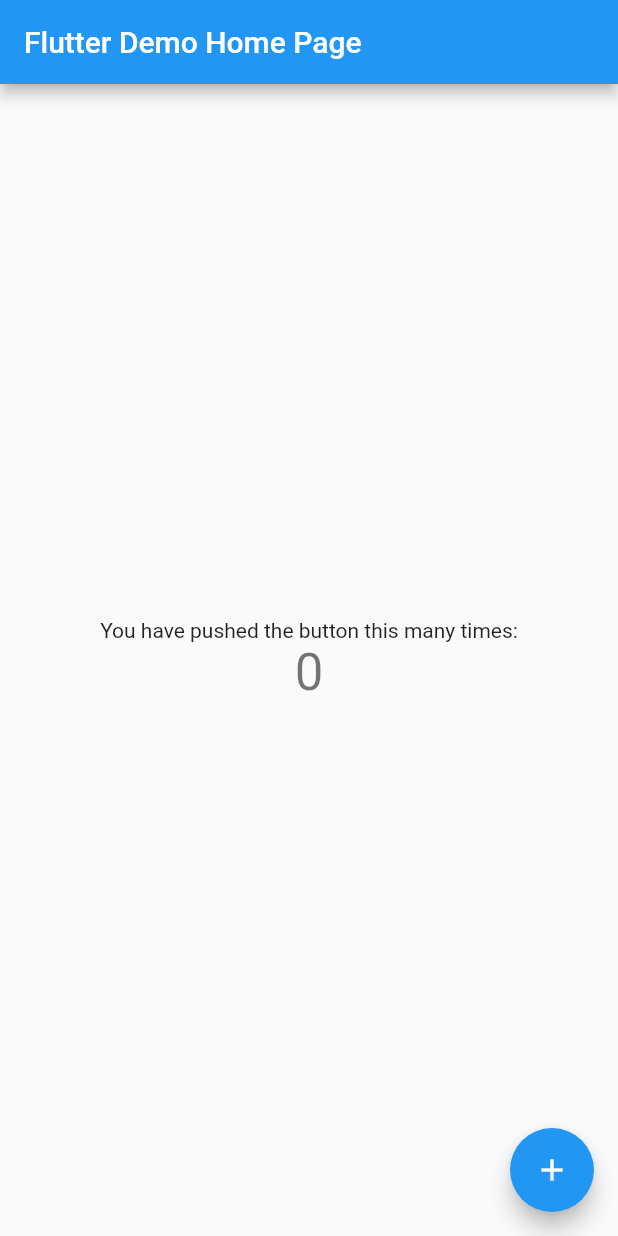
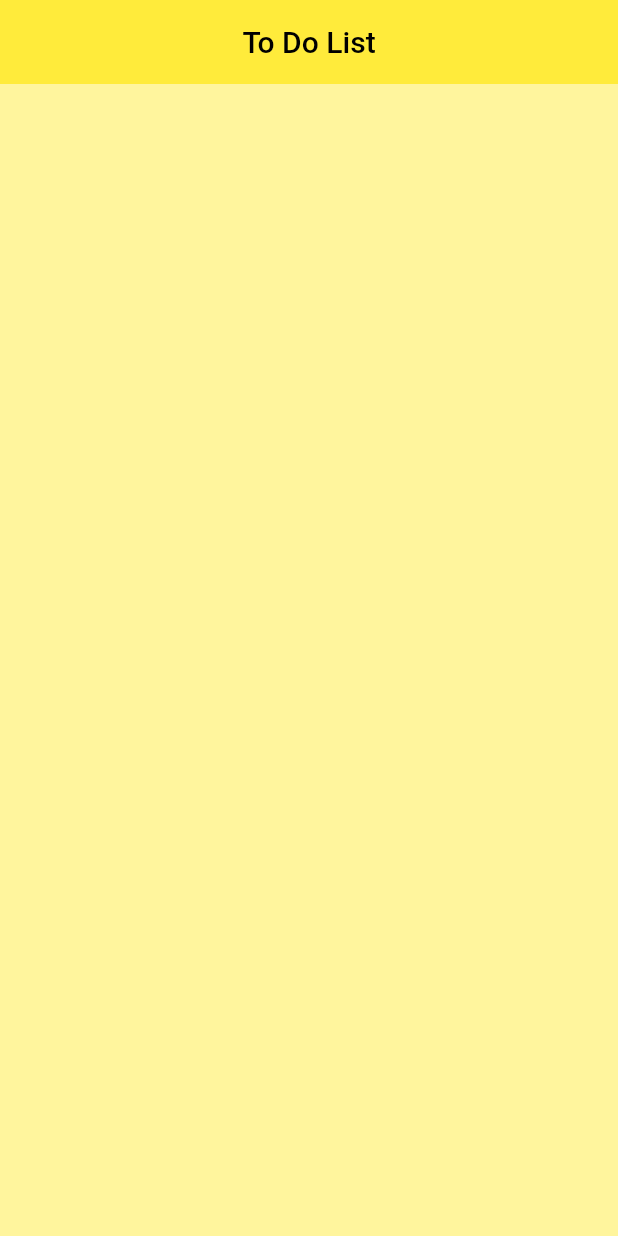
Before and after one commit to alex-custodio/ToDoAPP, a Flutter app: the screen it shows after launch, on a phone screen of 412 x 824 dp. Run offline on Flutter 3.47's test engine with Material 2 defaults, Android fonts, the phone set to English and light mode, and no system bars.

Commit message:
estrutura básica

```diff
--- a/lib/main.dart
+++ b/lib/main.dart
@@ -1,4 +1,5 @@
 import 'package:flutter/material.dart';
+import 'package:todoapp/screens/home_page.dart';
 
 void main() {
   runApp(const MyApp());
@@ -12,104 +13,9 @@ class MyApp extends StatelessWidget {
   Widget build(BuildContext context) {
     return MaterialApp(
       title: 'Flutter Demo',
-      theme: ThemeData(
-        // This is the theme of your application.
-        //
-        // Try running your application with "flutter run". You'll see the
-        // application has a blue toolbar. Then, without quitting the app, try
-        // changing the primarySwatch below to Colors.green and then invoke
-        // "hot reload" (press "r" in the console where you ran "flutter run",
-        // or simply save your changes to "hot reload" in a Flutter IDE).
-        // Notice that the counter didn't reset back to zero; the application
-        // is not restarted.
-        primarySwatch: Colors.blue,
-      ),
-      home: const MyHomePage(title: 'Flutter Demo Home Page'),
+      debugShowCheckedModeBanner: false,
+      theme: ThemeData(primarySwatch: Colors.yellow),
+      home: HomePage(),
     );
   }
 }
-
-class MyHomePage extends StatefulWidget {
-  const MyHomePage({super.key, required this.title});
-
-  // This widget is the home page of your application. It is stateful, meaning
-  // that it has a State object (defined below) that contains fields that affect
-  // how it looks.
-
-  // This class is the configuration for the state. It holds the values (in this
-  // case the title) provided by the parent (in this case the App widget) and
-  // used by the build method of the State. Fields in a Widget subclass are
-  // always marked "final".
-
-  final String title;
-
-  @override
-  State<MyHomePage> createState() => _MyHomePageState();
-}
-
-class _MyHomePageState extends State<MyHomePage> {
-  int _counter = 0;
-
-  void _incrementCounter() {
-    setState(() {
-      // This call to setState tells the Flutter framework that something has
-      // changed in this State, which causes it to rerun the build method below
-      // so that the display can reflect the updated values. If we changed
-      // _counter without calling setState(), then the build method would not be
-      // called again, and so nothing would appear to happen.
-      _counter++;
-    });
-  }
-
-  @override
-  Widget build(BuildContext context) {
-    // This method is rerun every time setState is called, for instance as done
-    // by the _incrementCounter method above.
-    //
-    // The Flutter framework has been optimized to make rerunning build methods
-    // fast, so that you can just rebuild anything that needs updating rather
-    // than having to individually change instances of widgets.
-    return Scaffold(
-      appBar: AppBar(
-        // Here we take the value from the MyHomePage object that was created by
-        // the App.build method, and use it to set our appbar title.
-        title: Text(widget.title),
-      ),
-      body: Center(
-        // Center is a layout widget. It takes a single child and positions it
-        // in the middle of the parent.
-        child: Column(
-          // Column is also a layout widget. It takes a list of children and
-          // arranges them vertically. By default, it sizes itself to fit its
-          // children horizontally, and tries to be as tall as its parent.
-          //
-          // Invoke "debug painting" (press "p" in the console, choose the
-          // "Toggle Debug Paint" action from the Flutter Inspector in Android
-          // Studio, or the "Toggle Debug Paint" command in Visual Studio Code)
-          // to see the wireframe for each widget.
-          //
-          // Column has various properties to control how it sizes itself and
-          // how it positions its children. Here we use mainAxisAlignment to
-          // center the children vertically; the main axis here is the vertical
-          // axis because Columns are vertical (the cross axis would be
-          // horizontal).
-          mainAxisAlignment: MainAxisAlignment.center,
-          children: <Widget>[
-            const Text(
-              'You have pushed the button this many times:',
-            ),
-            Text(
-              '$_counter',
-              style: Theme.of(context).textTheme.headline4,
-            ),
-          ],
-        ),
-      ),
-      floatingActionButton: FloatingActionButton(
-        onPressed: _incrementCounter,
-        tooltip: 'Increment',
-        child: const Icon(Icons.add),
-      ), // This trailing comma makes auto-formatting nicer for build methods.
-    );
-  }
-}
--- /dev/null
+++ b/lib/screens/home_page.dart
@@ -0,0 +1,20 @@
+import 'package:flutter/material.dart';
+
+class HomePage extends StatefulWidget {
+  @override
+  State<StatefulWidget> createState() => _HomePageState();
+}
+
+class _HomePageState extends State<HomePage> {
+  @override
+  Widget build(BuildContext context) {
+    return Scaffold(
+      appBar: AppBar(
+        title: Center(child: Text("To Do List")),
+        elevation: 0,
+      ),
+      body: Text(""),
+      backgroundColor: Colors.yellow[200],
+    );
+  }
+}
```
